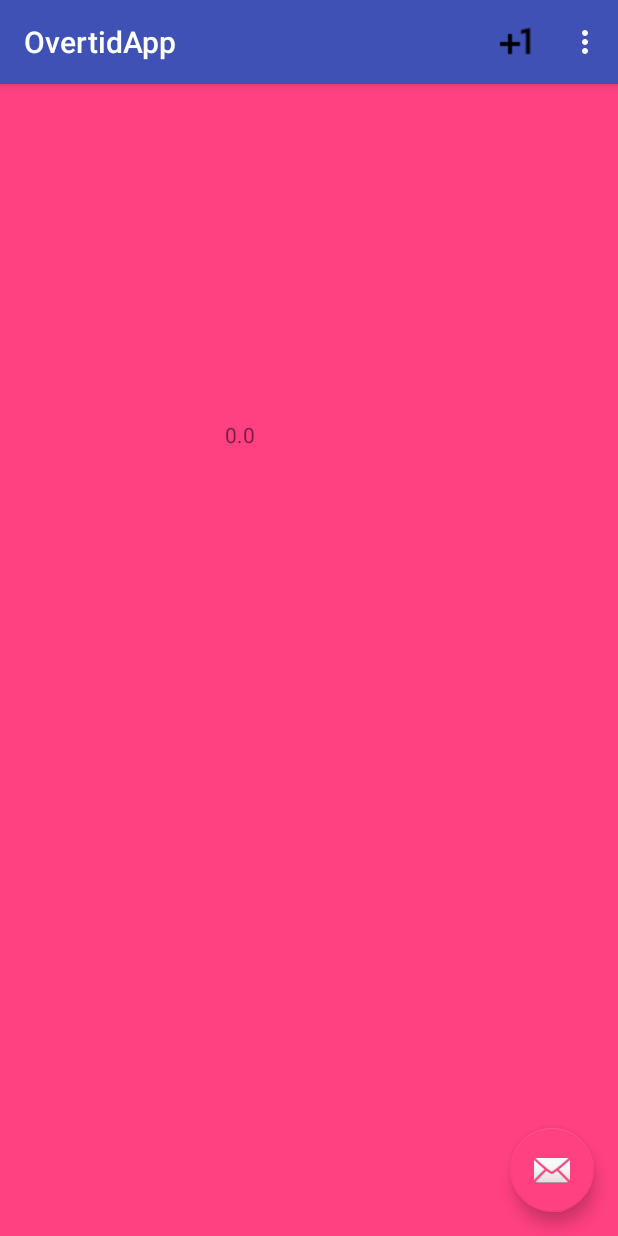
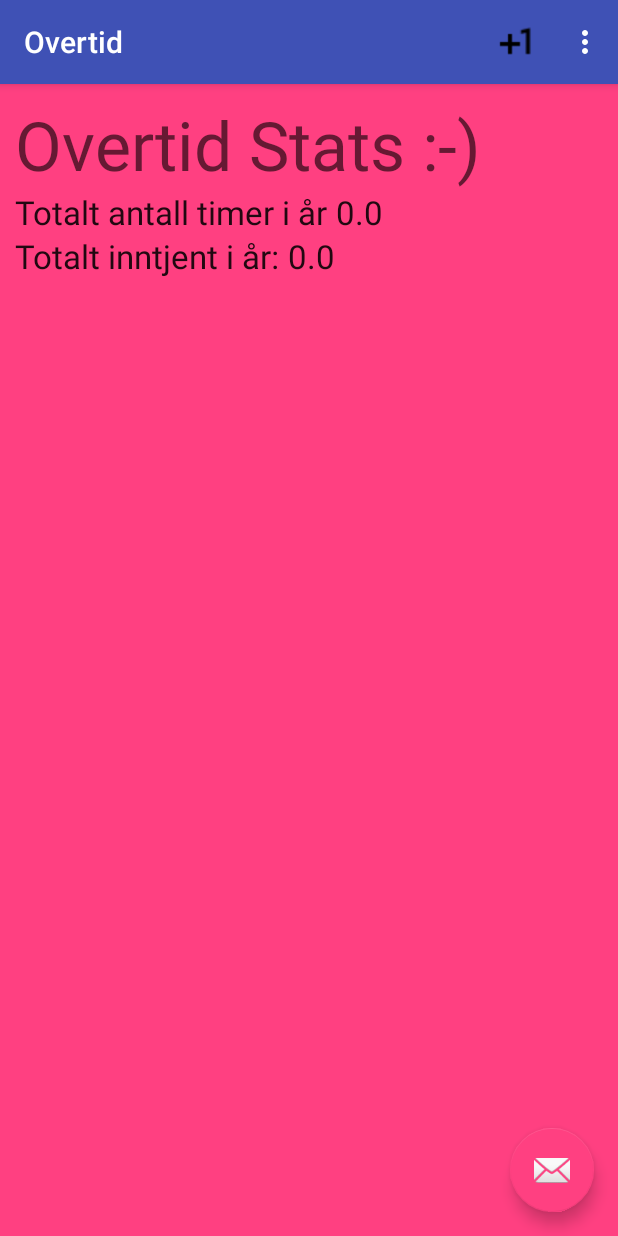
Before and after one commit to Morteen/OverTime, an Android app: the screen it shows after launch (MainActivity), on a phone screen of 412 x 824 dp. Run offline under Robolectric (Android 15) with nearby library versions, the phone set to English and light mode, and no system bars.

Commit message:
Diverse endringer Kjører

```diff
--- a/OvertidApp/app/src/main/AndroidManifest.xml
+++ b/OvertidApp/app/src/main/AndroidManifest.xml
@@ -4,7 +4,7 @@
 
     <application
         android:allowBackup="true"
-        android:icon="@mipmap/ic_launcher"
+        android:icon="@mipmap/ic_attach_money_black_24dp"
         android:label="@string/app_name"
         android:roundIcon="@mipmap/ic_launcher_round"
         android:supportsRtl="true"
--- a/OvertidApp/app/src/main/java/com/example/morten/overtidapp/FragmentOne.java
+++ b/OvertidApp/app/src/main/java/com/example/morten/overtidapp/FragmentOne.java
@@ -7,16 +7,15 @@ import android.view.LayoutInflater;
 import android.view.View;
 import android.view.ViewGroup;
 import android.widget.TextView;
-import android.widget.Toast;
 
 
 /**
  * A simple {@link Fragment} subclass.
  */
 public class FragmentOne extends android.support.v4.app.Fragment  {
-private String antTimerOvertid;
-TextView testText, visbase;
-double mNum;
+private String antTimerOvertid,totSum;
+TextView antTimer, visbase,visTotalsum;
+double mNum,mSum;
 MyDbHandler dbHandler;
 
     public FragmentOne() {
@@ -30,10 +29,12 @@ MyDbHandler dbHandler;
         /*Legger disse data her slik at tlf oppdatere seg når man snur den
         onRestorInstanteState virker i fragmenter*/
         mNum = getArguments() != null ? getArguments().getDouble("num") : 0.0;
-        antTimerOvertid=mNum+"";
+        mSum = getArguments() != null ? getArguments().getDouble("sum") : 0.0;
+        antTimerOvertid=Double.toString(mNum);
+        totSum=Double.toString(mSum);
         if(MainActivity.overtid.size()>0){
             antTimerOvertid=Overtid.visTotatl();
-
+            totSum=Double.toString(Overtid.visTotatlIntjent());
 
         }
     }
@@ -48,18 +49,14 @@ MyDbHandler dbHandler;
 
        dbHandler = new MyDbHandler(getActivity(),null,null,1);
 
-        testText=(TextView)view.findViewById(R.id.testText);
+        antTimer=(TextView)view.findViewById(R.id.antTimer);
         visbase=(TextView)view.findViewById(R.id.visbase);
+        visTotalsum=(TextView)view.findViewById(R.id.visTotalsum) ;
 
-        testText.setText( antTimerOvertid);
-        if(MyDbHandler.doesDatabaseExist(getActivity(),MyDbHandler.DATABASE_NAME)){
-       if(dbHandler.dataBaseToString()!=""||dbHandler.dataBaseToString()!=null) {
-            //
-           Toast.makeText(getActivity(), "db stringen er ikke blank", Toast.LENGTH_SHORT).show();
-           visbase.setText(dbHandler.dataBaseToString());
-        }
-            Toast.makeText(getActivity(), "Basen finnes", Toast.LENGTH_SHORT).show();
-        }
+        antTimer.setText( antTimerOvertid);
+        visTotalsum.setText(totSum);
+
+
 
         return view;
     }//Slutt på onCreateView
@@ -68,6 +65,7 @@ MyDbHandler dbHandler;
     public void onSaveInstanceState(Bundle outState) {
         super.onSaveInstanceState(outState);
         outState.putDouble("num", mNum);
+        outState.putDouble("sum", mSum);
 
 
     }
--- a/OvertidApp/app/src/main/java/com/example/morten/overtidapp/MyDbHandler.java
+++ b/OvertidApp/app/src/main/java/com/example/morten/overtidapp/MyDbHandler.java
@@ -63,6 +63,8 @@ public class MyDbHandler extends SQLiteOpenHelper {
         SQLiteDatabase db = getWritableDatabase();
         db.execSQL("DELETE FROM "+TABLE_NAME+" WHERE "+INFO+"=\""+inputInfo+"\";");
     }
+
+
     public double getTotalTid(){
         double tid=0.0;
         SQLiteDatabase db = getWritableDatabase();
--- a/OvertidApp/app/src/main/java/com/example/morten/overtidapp/Overtid.java
+++ b/OvertidApp/app/src/main/java/com/example/morten/overtidapp/Overtid.java
@@ -14,6 +14,8 @@ public class Overtid implements Parcelable {
     private String dato;
     private double antTimer;
     private String info;
+
+    private static final double TIMEBETALING =330.0;
 
 ///Dette er til SQLliteBasen
     static final String TABELL_NAVN = "Overtid";
@@ -68,6 +70,15 @@ public class Overtid implements Parcelable {
 
         return ""+teller;
     }
+    public static double visTotatlIntjent(){
+        double teller=0.0;
+        for(int i=0;i<MainActivity.overtid.size();i++) {
+            teller+=MainActivity.overtid.get(i).getAntTimer();
+
+        }
+
+        return teller*TIMEBETALING;
+    }
 
 
     protected Overtid(Parcel in) {
--- a/OvertidApp/app/src/main/res/layout/fragment_fragment_one2.xml
+++ b/OvertidApp/app/src/main/res/layout/fragment_fragment_one2.xml
@@ -1,30 +1,85 @@
-<RelativeLayout xmlns:android="http://schemas.android.com/apk/res/android"
+<LinearLayout xmlns:android="http://schemas.android.com/apk/res/android"
     xmlns:tools="http://schemas.android.com/tools"
     android:id="@+id/one"
     android:layout_width="match_parent"
     android:layout_height="match_parent"
+    android:background="@color/colorAccent"
+    android:padding="10dp"
+    android:orientation="vertical"
     tools:context="com.example.morten.overtidapp.FragmentOne"
-    android:background="@color/colorAccent"
     tools:ignore="InvalidId">
 
-    <!-- TODO: Update blank fragment layout -->
-    <TextView
-android:id="@+id/visbase"
-        android:layout_width="match_parent"
-        android:layout_height="match_parent"
-        android:text="@string/fragEntest"
-        android:layout_alignParentTop="true"
-        android:layout_alignParentStart="true" />
 
     <TextView
-        android:id="@+id/testText"
-        android:layout_width="wrap_content"
+        android:id="@+id/visbase"
+        android:layout_width="match_parent"
         android:layout_height="wrap_content"
+        android:layout_alignParentStart="true"
+        android:layout_centerVertical="true"
+        android:text="@string/HeaderFragEn"
+        android:textAppearance="@style/TextAppearance.AppCompat.Display2" />
 
-        android:layout_marginStart="150dp"
+        <LinearLayout
+            android:id="@+id/timer"
+            android:layout_below="@+id/visbase"
+            android:layout_width="match_parent"
+            android:layout_height="wrap_content"
+            android:gravity="left"
+            android:orientation="horizontal">
 
-        android:layout_alignParentTop="true"
-        android:layout_alignParentStart="true"
-        android:layout_marginTop="224dp" />
 
-</RelativeLayout>
+            <TextView
+                android:id="@+id/labelForTotTimer"
+                android:layout_width="wrap_content"
+                android:layout_height="wrap_content"
+                android:gravity="left"
+
+
+                android:text="Totalt antall timer i år"
+                android:textAppearance="@style/TextAppearance.AppCompat.Large" />
+
+
+            <TextView
+                android:id="@+id/antTimer"
+                android:layout_width="wrap_content"
+                android:layout_height="wrap_content"
+                android:layout_marginLeft="5dp"
+
+                android:textAppearance="@style/TextAppearance.AppCompat.Large" />
+
+
+        </LinearLayout>
+
+
+    <LinearLayout
+        android:layout_width="match_parent"
+        android:layout_height="wrap_content"
+        android:layout_below="@+id/timer"
+        android:gravity="left"
+        android:orientation="horizontal"
+
+        >
+
+        <TextView
+            android:id="@+id/labelforTotsum"
+            android:layout_width="wrap_content"
+            android:layout_height="wrap_content"
+            android:layout_gravity="left"
+            android:text="Totalt inntjent i år:"
+            android:textAppearance="@style/TextAppearance.AppCompat.Large" />
+
+
+        <TextView
+            android:id="@+id/visTotalsum"
+            android:layout_width="wrap_content"
+            android:layout_height="wrap_content"
+            android:layout_marginLeft="5dp"
+            android:textAppearance="@style/TextAppearance.AppCompat.Large"
+
+            />
+        <!--android:layout_below="@+id/labelforTotsum"-->
+    </LinearLayout>
+
+
+
+</LinearLayout>
--- a/OvertidApp/app/src/main/res/values/colors.xml
+++ b/OvertidApp/app/src/main/res/values/colors.xml
@@ -3,4 +3,34 @@
     <color name="colorPrimary">#3F51B5</color>
     <color name="colorPrimaryDark">#303F9F</color>
     <color name="colorAccent">#FF4081</color>
+
+
+
+        <item name="blue" type="color">#FF33B5E5</item>
+        <item name="purple" type="color">#FFAA66CC</item>
+        <item name="green" type="color">#FF99CC00</item>
+        <item name="orange" type="color">#FFFFBB33</item>
+        <item name="red" type="color">#FFFF4444</item>
+        <item name="darkblue" type="color">#FF0099CC</item>
+        <item name="darkpurple" type="color">#FF9933CC</item>
+        <item name="darkgreen" type="color">#FF669900</item>
+        <item name="darkorange" type="color">#FFFF8800</item>
+        <item name="darkred" type="color">#FFCC0000</item>
+
+        <integer-array name="androidcolors">
+            <item>@color/blue</item>
+            <item>@color/purple</item>
+            <item>@color/green</item>
+            <item>@color/orange</item>
+            <item>@color/red</item>
+            <item>@color/darkblue</item>
+            <item>@color/darkpurple</item>
+            <item>@color/darkgreen</item>
+            <item>@color/darkorange</item>
+            <item>@color/darkred</item>
+        </integer-array>
+
+
+
+
 </resources>
--- a/OvertidApp/app/src/main/res/values/strings.xml
+++ b/OvertidApp/app/src/main/res/values/strings.xml
@@ -1,8 +1,9 @@
 <resources>
-    <string name="app_name">OvertidApp</string>
+    <string name="app_name">Overtid</string>
     <string name="action_settings">Settings</string>
 
     <!-- TODO: Remove or change this placeholder text -->
     <string name="hello_blank_fragment">Hello blank fragment</string>
     <string name="fragEntest">Her kommer oversikt over totalt antall og denne måneden</string>
+    <string name="HeaderFragEn">Overtid Stats :-)</string>
 </resources>
```
Also changed, not shown: OvertidApp/app/src/main/res/mipmap-hdpi/ic_attach_money_black_24dp.png (added).
